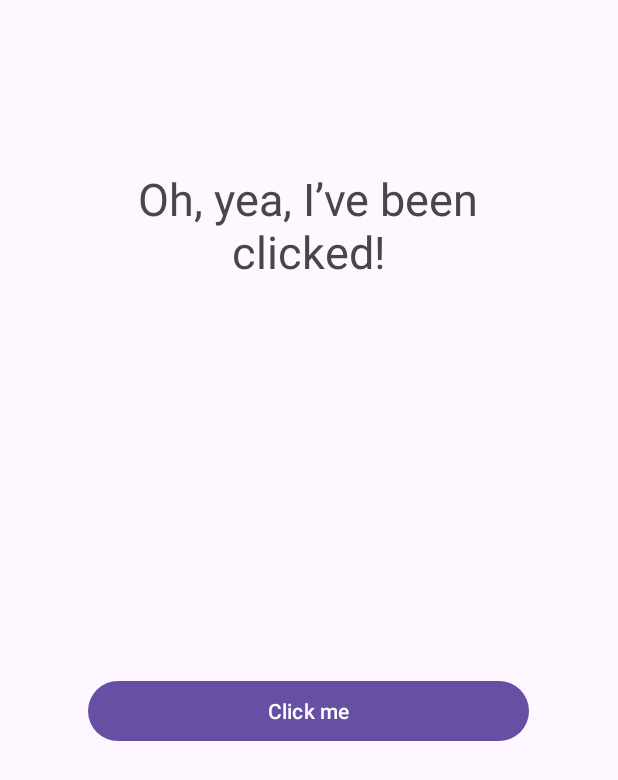
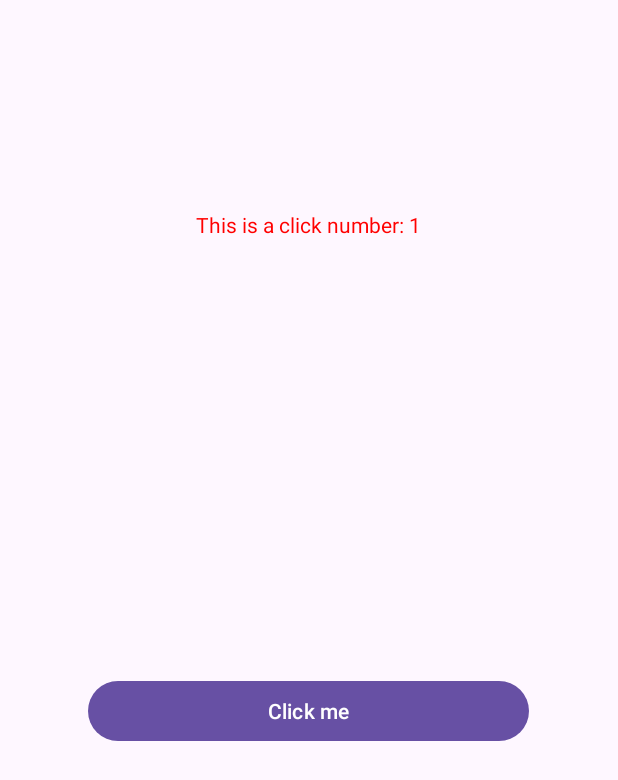
Before and after one commit to dy3722/Ex06031, an Android app: the screen it shows after launch (MainActivity), after a tap on "Click me", on a phone screen of 412 x 824 dp. Shown: the top 780 px of the screen. Run offline under Robolectric (Android 15) with nearby library versions, the phone set to English and light mode, and no system bars.

Commit message:
Matala 2

```diff
--- a/app/src/main/java/com/example/ex06031/MainActivity.java
+++ b/app/src/main/java/com/example/ex06031/MainActivity.java
@@ -1,5 +1,6 @@
 package com.example.ex06031;
 
+import android.graphics.Color;
 import android.os.Bundle;
 import android.view.View;
 import android.widget.Button;
@@ -15,6 +16,7 @@ public class MainActivity extends AppCompatActivity {
 
     Button btn;
     TextView textV;
+    int count;
 
     @Override
     protected void onCreate(Bundle savedInstanceState) {
@@ -23,10 +25,13 @@ public class MainActivity extends AppCompatActivity {
 
         btn = findViewById(R.id.btn);
         textV = findViewById(R.id.textV);
+        count = 0;
+
     }
 
     public void ohyea(View view) {
-        textV.setTextSize(30);
-        textV.setText("Oh, yea, I’ve been clicked!");
+        textV.setTextColor(Color.RED);
+        count++;
+        textV.setText("This is a click number: " + count);
     }
 }
```
